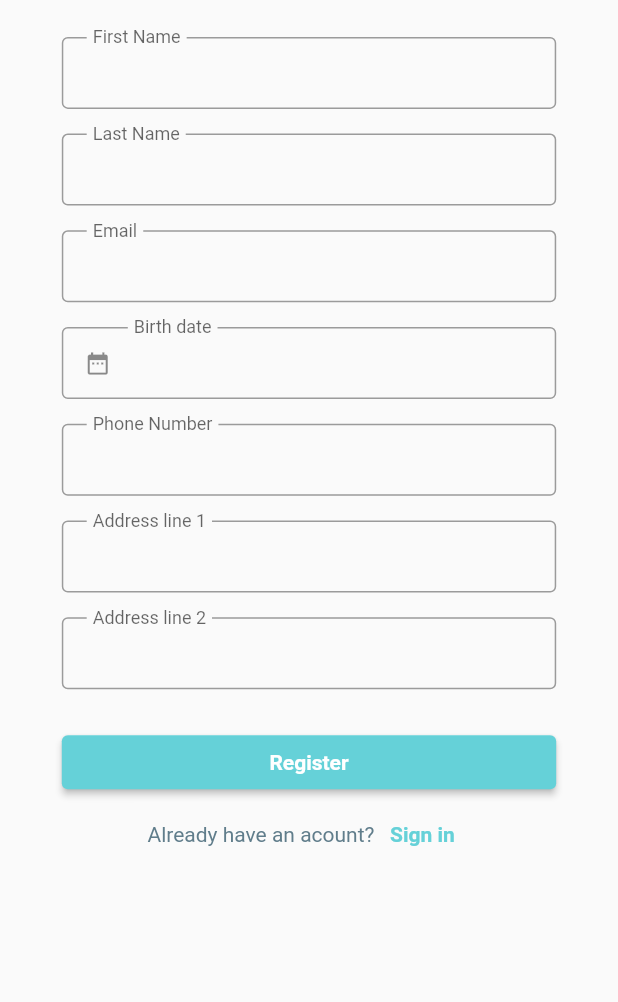
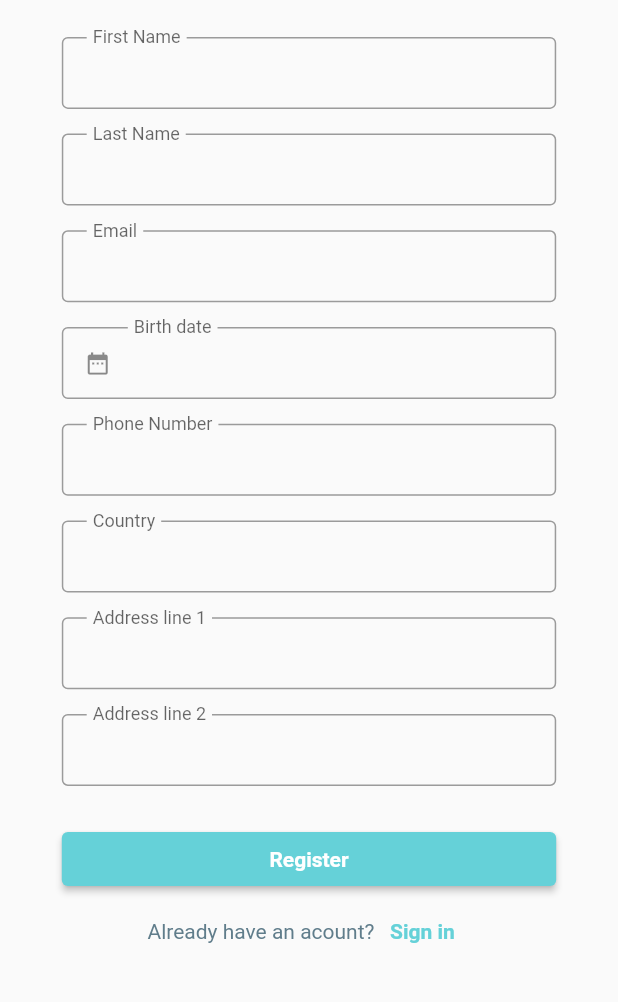
Before and after one commit to hope-miky/Flutter-Ecom, a Flutter app: the SignupPage screen opened by its route, on a phone screen of 412 x 824 dp, the part 122-1124 px from its top. Run offline on Flutter 3.47's test engine with Material 2 defaults, Android fonts, the phone set to English and light mode, and no system bars; our stand-ins replace auto_route, flutter_signin_button, sizer.

Commit message:
added a custom overlay support for custom textfield to pick from a list of choices like contries

```diff
--- /dev/null
+++ b/lib/components/autocomplete.dart
@@ -0,0 +1,28 @@
+import 'package:flutter/material.dart';
+
+class CustomAutoComplete extends StatelessWidget {
+  const CustomAutoComplete({Key? key}) : super(key: key);
+
+  static const List<String> _kOptions = <String>[
+    'aardvark',
+    'bobcat',
+    'chameleon',
+  ];
+
+  @override
+  Widget build(BuildContext context) {
+    return Autocomplete<String>(
+      optionsBuilder: (TextEditingValue textEditingValue) {
+        if (textEditingValue.text == '') {
+          return const Iterable<String>.empty();
+        }
+        return _kOptions.where((String option) {
+          return option.contains(textEditingValue.text.toLowerCase());
+        });
+      },
+      onSelected: (String selection) {
+        print('You just selected $selection');
+      },
+    );
+  }
+}
--- a/lib/components/textfield.dart
+++ b/lib/components/textfield.dart
@@ -1,3 +1,4 @@
+import 'package:addisecom/constants/contries.dart';
 import 'package:flutter/material.dart';
 import 'package:flutter/services.dart';
 import 'package:intl/intl.dart';
@@ -5,43 +6,89 @@ import 'package:sizer/sizer.dart';
 
 class CustomTextFiled extends StatefulWidget {
   final placeholder;
-  final obscure;
   final validator;
-  final phonenum;
-  final bool date;
   final Function? onchanged;
   final TextEditingController? controller;
   final TextEditingController? contrycodecontroller;
+  final CustomInputTypes inputtype;
 
   const CustomTextFiled(
       {@required this.placeholder,
-      this.obscure = false,
       this.validator,
-      this.phonenum = false,
-      this.date = false,
       this.onchanged,
       this.controller,
-      this.contrycodecontroller});
+      this.contrycodecontroller,
+      this.inputtype = CustomInputTypes.text});
 
   @override
   _CustomTextFiledState createState() => _CustomTextFiledState();
 }
 
 class _CustomTextFiledState extends State<CustomTextFiled> {
+  final FocusNode _focusNode = FocusNode();
+
+  OverlayEntry? _overlayEntry;
+
+  @override
+  void initState() {
+    super.initState();
+    _focusNode.addListener(() {
+      if (widget.inputtype == CustomInputTypes.country) if (_focusNode
+          .hasFocus) {
+        _overlayEntry = _createOverlayEntry();
+        Overlay.of(context)!.insert(_overlayEntry!);
+      } else {
+        _overlayEntry!.remove();
+      }
+    });
+  }
+
+  OverlayEntry _createOverlayEntry() {
+    RenderBox? renderBox = context.findRenderObject() as RenderBox;
+    var size = renderBox.size;
+    var offset = renderBox.localToGlobal(Offset.zero);
+
+    return OverlayEntry(
+        builder: (context) => Positioned(
+              left: 10.w,
+              right: 10.w,
+              top: offset.dy + size.height + 5.0,
+              // width: size.width,
+              child: Material(
+                elevation: 4.0,
+                child: Container(
+                  height: 30.h,
+                  child: ListView(
+                    padding: EdgeInsets.zero,
+                    shrinkWrap: true,
+                    children: countryList
+                        .map((e) => ListTile(
+                              title: Text(e),
+                            ))
+                        .toList(),
+                  ),
+                ),
+              ),
+            ));
+  }
+
   bool _obscureval = true;
   @override
   Widget build(BuildContext context) {
     return Container(
       margin: EdgeInsets.symmetric(horizontal: 10.0.w, vertical: 1.h),
       child: TextFormField(
+        focusNode: _focusNode,
         controller: widget.controller,
-        obscureText: widget.obscure ? _obscureval : false,
+        obscureText:
+            widget.inputtype == CustomInputTypes.password ? _obscureval : false,
         validator: (value) => widget.validator(value),
         textInputAction: TextInputAction.next,
-        keyboardType:
-            widget.phonenum ? TextInputType.number : TextInputType.text,
-        readOnly: widget.date,
-        onTap: widget.date
+        keyboardType: widget.inputtype == CustomInputTypes.phone
+            ? TextInputType.number
+            : TextInputType.text,
+        readOnly: widget.inputtype == CustomInputTypes.date ? true : false,
+        onTap: widget.inputtype == CustomInputTypes.date
             ? () async {
                 DateTime? pickedDate = await showDatePicker(
                     context: context,
@@ -68,7 +115,7 @@ class _CustomTextFiledState extends State<CustomTextFiled> {
               }
             : null,
         decoration: InputDecoration(
-          prefix: widget.phonenum
+          prefix: widget.inputtype == CustomInputTypes.phone
               ? Container(
                   width: 10.w,
                   margin: EdgeInsets.only(right: 10),
@@ -87,11 +134,13 @@ class _CustomTextFiledState extends State<CustomTextFiled> {
                   ),
                 )
               : null,
-          prefixIcon: widget.date ? Icon(Icons.date_range) : null,
+          prefixIcon: widget.inputtype == CustomInputTypes.date
+              ? Icon(Icons.date_range)
+              : null,
           labelText: widget.placeholder,
           floatingLabelBehavior: FloatingLabelBehavior.always,
           isDense: true,
-          suffixIcon: widget.obscure
+          suffixIcon: widget.inputtype == CustomInputTypes.password
               ? InkWell(
                   onTap: () {
                     setState(() {
@@ -111,3 +160,5 @@ class _CustomTextFiledState extends State<CustomTextFiled> {
     );
   }
 }
+
+enum CustomInputTypes { text, number, password, phone, date, country }
--- /dev/null
+++ b/lib/constants/contries.dart
@@ -0,0 +1,251 @@
+const countryList = [
+  "Afghanistan",
+  "Albania",
+  "Algeria",
+  "American Samoa",
+  "Andorra",
+  "Angola",
+  "Anguilla",
+  "Antarctica",
+  "Antigua and Barbuda",
+  "Argentina",
+  "Armenia",
+  "Aruba",
+  "Australia",
+  "Austria",
+  "Azerbaijan",
+  "Bahamas (the)",
+  "Bahrain",
+  "Bangladesh",
+  "Barbados",
+  "Belarus",
+  "Belgium",
+  "Belize",
+  "Benin",
+  "Bermuda",
+  "Bhutan",
+  "Bolivia (Plurinational State of)",
+  "Bonaire, Sint Eustatius and Saba",
+  "Bosnia and Herzegovina",
+  "Botswana",
+  "Bouvet Island",
+  "Brazil",
+  "British Indian Ocean Territory (the)",
+  "Brunei Darussalam",
+  "Bulgaria",
+  "Burkina Faso",
+  "Burundi",
+  "Cabo Verde",
+  "Cambodia",
+  "Cameroon",
+  "Canada",
+  "Cayman Islands (the)",
+  "Central African Republic (the)",
+  "Chad",
+  "Chile",
+  "China",
+  "Christmas Island",
+  "Cocos (Keeling) Islands (the)",
+  "Colombia",
+  "Comoros (the)",
+  "Congo (the Democratic Republic of the)",
+  "Congo (the)",
+  "Cook Islands (the)",
+  "Costa Rica",
+  "Croatia",
+  "Cuba",
+  "Curaçao",
+  "Cyprus",
+  "Czechia",
+  "Côte d'Ivoire",
+  "Denmark",
+  "Djibouti",
+  "Dominica",
+  "Dominican Republic (the)",
+  "Ecuador",
+  "Egypt",
+  "El Salvador",
+  "Equatorial Guinea",
+  "Eritrea",
+  "Estonia",
+  "Eswatini",
+  "Ethiopia",
+  "Falkland Islands (the) [Malvinas]",
+  "Faroe Islands (the)",
+  "Fiji",
+  "Finland",
+  "France",
+  "French Guiana",
+  "French Polynesia",
+  "French Southern Territories (the)",
+  "Gabon",
+  "Gambia (the)",
+  "Georgia",
+  "Germany",
+  "Ghana",
+  "Gibraltar",
+  "Greece",
+  "Greenland",
+  "Grenada",
+  "Guadeloupe",
+  "Guam",
+  "Guatemala",
+  "Guernsey",
+  "Guinea",
+  "Guinea-Bissau",
+  "Guyana",
+  "Haiti",
+  "Heard Island and McDonald Islands",
+  "Holy See (the)",
+  "Honduras",
+  "Hong Kong",
+  "Hungary",
+  "Iceland",
+  "India",
+  "Indonesia",
+  "Iran (Islamic Republic of)",
+  "Iraq",
+  "Ireland",
+  "Isle of Man",
+  "Israel",
+  "Italy",
+  "Jamaica",
+  "Japan",
+  "Jersey",
+  "Jordan",
+  "Kazakhstan",
+  "Kenya",
+  "Kiribati",
+  "Korea (the Democratic People's Republic of)",
+  "Korea (the Republic of)",
+  "Kuwait",
+  "Kyrgyzstan",
+  "Lao People's Democratic Republic (the)",
+  "Latvia",
+  "Lebanon",
+  "Lesotho",
+  "Liberia",
+  "Libya",
+  "Liechtenstein",
+  "Lithuania",
+  "Luxembourg",
+  "Macao",
+  "Madagascar",
+  "Malawi",
+  "Malaysia",
+  "Maldives",
+  "Mali",
+  "Malta",
+  "Marshall Islands (the)",
+  "Martinique",
+  "Mauritania",
+  "Mauritius",
+  "Mayotte",
+  "Mexico",
+  "Micronesia (Federated States of)",
+  "Moldova (the Republic of)",
+  "Monaco",
+  "Mongolia",
+  "Montenegro",
+  "Montserrat",
+  "Morocco",
+  "Mozambique",
+  "Myanmar",
+  "Namibia",
+  "Nauru",
+  "Nepal",
+  "Netherlands (the)",
+  "New Caledonia",
+  "New Zealand",
+  "Nicaragua",
+  "Niger (the)",
+  "Nigeria",
+  "Niue",
+  "Norfolk Island",
+  "Northern Mariana Islands (the)",
+  "Norway",
+  "Oman",
+  "Pakistan",
+  "Palau",
+  "Palestine, State of",
+  "Panama",
+  "Papua New Guinea",
+  "Paraguay",
+  "Peru",
+  "Philippines (the)",
+  "Pitcairn",
+  "Poland",
+  "Portugal",
+  "Puerto Rico",
+  "Qatar",
+  "Republic of North Macedonia",
+  "Romania",
+  "Russian Federation (the)",
+  "Rwanda",
+  "Réunion",
+  "Saint Barthélemy",
+  "Saint Helena, Ascension and Tristan da Cunha",
+  "Saint Kitts and Nevis",
+  "Saint Lucia",
+  "Saint Martin (French part)",
+  "Saint Pierre and Miquelon",
+  "Saint Vincent and the Grenadines",
+  "Samoa",
+  "San Marino",
+  "Sao Tome and Principe",
+  "Saudi Arabia",
+  "Senegal",
+  "Serbia",
+  "Seychelles",
+  "Sierra Leone",
+  "Singapore",
+  "Sint Maarten (Dutch part)",
+  "Slovakia",
+  "Slovenia",
+  "Solomon Islands",
+  "Somalia",
+  "South Africa",
+  "South Georgia and the South Sandwich Islands",
+  "South Sudan",
+  "Spain",
+  "Sri Lanka",
+  "Sudan (the)",
+  "Suriname",
+  "Svalbard and Jan Mayen",
+  "Sweden",
+  "Switzerland",
+  "Syrian Arab Republic",
+  "Taiwan",
+  "Tajikistan",
+  "Tanzania, United Republic of",
+  "Thailand",
+  "Timor-Leste",
+  "Togo",
+  "Tokelau",
+  "Tonga",
+  "Trinidad and Tobago",
+  "Tunisia",
+  "Turkey",
+  "Turkmenistan",
+  "Turks and Caicos Islands (the)",
+  "Tuvalu",
+  "Uganda",
+  "Ukraine",
+  "United Arab Emirates (the)",
+  "United Kingdom of Great Britain and Northern Ireland (the)",
+  "United States Minor Outlying Islands (the)",
+  "United States of America (the)",
+  "Uruguay",
+  "Uzbekistan",
+  "Vanuatu",
+  "Venezuela (Bolivarian Republic of)",
+  "Viet Nam",
+  "Virgin Islands (British)",
+  "Virgin Islands (U.S.)",
+  "Wallis and Futuna",
+  "Western Sahara",
+  "Yemen",
+  "Zambia",
+  "Zimbabwe",
+  "Åland Islands"
+];
--- a/lib/screens/login.dart
+++ b/lib/screens/login.dart
@@ -41,7 +41,7 @@ class _LoginScreenState extends State<LoginScreen> with InputValidationMixin {
               ),
               CustomTextFiled(
                 placeholder: "Password",
-                obscure: true,
+                inputtype: CustomInputTypes.password,
                 validator: passwordValidation,
               ),
               Container(
--- a/lib/screens/signup.dart
+++ b/lib/screens/signup.dart
@@ -22,6 +22,7 @@ class _SignupPageState extends State<SignupPage> with InputValidationMixin {
   TextEditingController _addressline1controller = new TextEditingController();
   TextEditingController _addressline2controller = new TextEditingController();
   TextEditingController _bdatecontroller = new TextEditingController();
+  TextEditingController _countrycontroller = new TextEditingController();
   // TextEditingController _addressline2controller = new TextEditingController();
 
   @override
@@ -56,15 +57,21 @@ class _SignupPageState extends State<SignupPage> with InputValidationMixin {
               CustomTextFiled(
                 placeholder: "Birth date",
                 validator: dateValidation,
-                date: true,
+                inputtype: CustomInputTypes.date,
                 controller: _bdatecontroller,
               ),
               CustomTextFiled(
                 placeholder: "Phone Number",
                 validator: requiredval,
+                inputtype: CustomInputTypes.phone,
                 controller: _phonenumbercontroller,
                 contrycodecontroller: _contrycodecontroller,
-                phonenum: true,
+              ),
+              CustomTextFiled(
+                placeholder: "Country",
+                validator: requiredval,
+                inputtype: CustomInputTypes.country,
+                controller: _countrycontroller,
               ),
               CustomTextFiled(
                 placeholder: "Address line 1",
```
